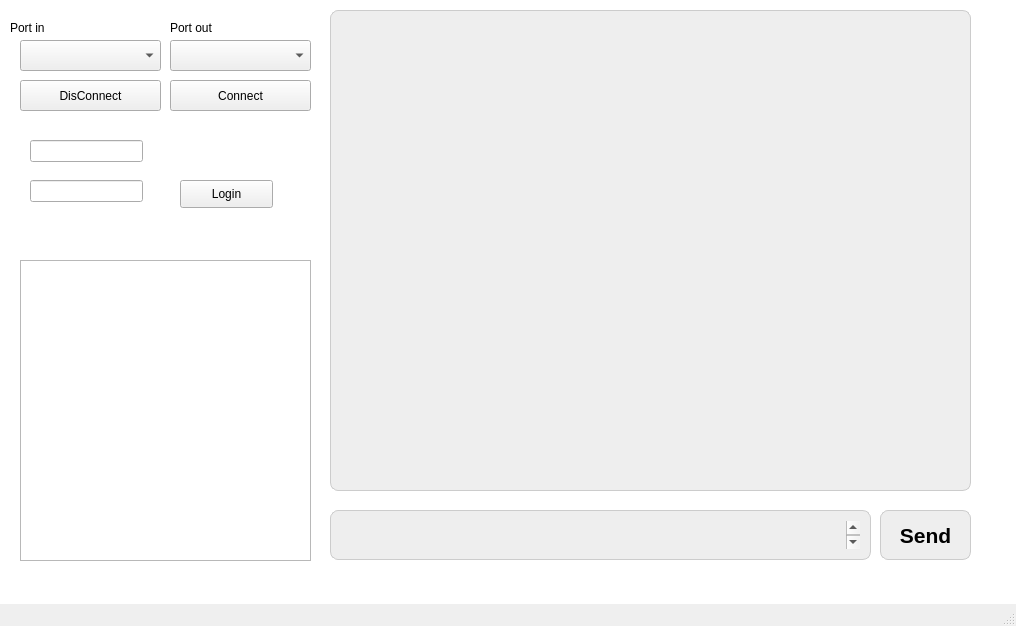
First picture: the form in app/sitcw.ui, repository OverLucker/SiTCW, before the edit.
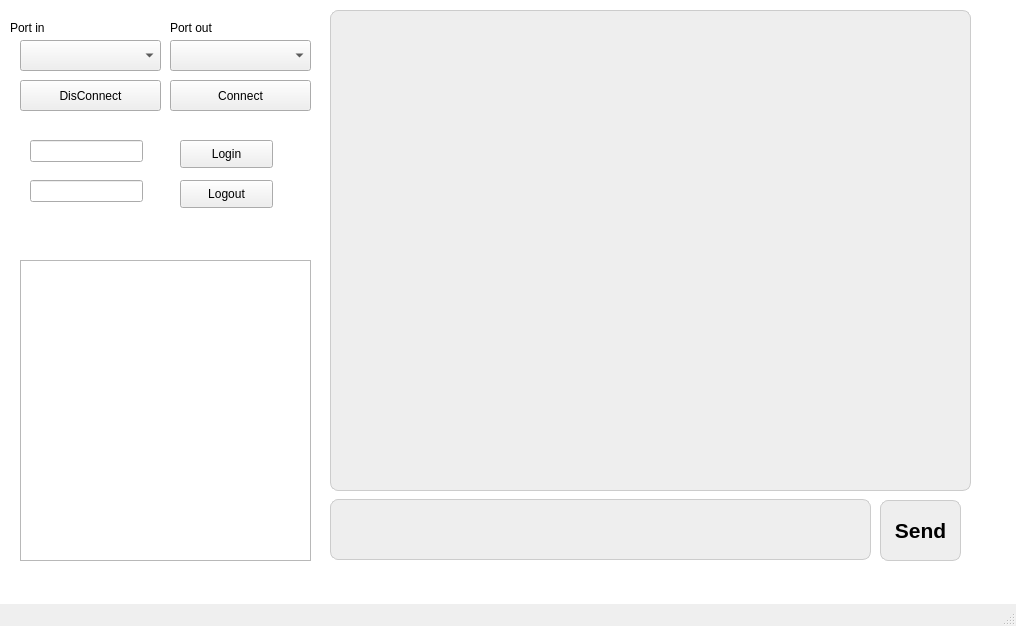
Second picture: the form after the edit.

Commit message: Небольшие изменения в интерфейсе

The edit to the form file:
```diff
--- a/app/sitcw.ui
+++ b/app/sitcw.ui
@@ -134,11 +134,17 @@
     <property name="geometry">
      <rect>
       <x>330</x>
-      <y>510</y>
+      <y>499</y>
       <width>541</width>
-      <height>50</height>
+      <height>61</height>
      </rect>
     </property>
+    <property name="sizePolicy">
+     <sizepolicy hsizetype="Expanding" vsizetype="Expanding">
+      <horstretch>0</horstretch>
+      <verstretch>2</verstretch>
+     </sizepolicy>
+    </property>
     <property name="font">
      <font>
       <pointsize>16</pointsize>
@@ -166,9 +172,9 @@
     <property name="geometry">
      <rect>
       <x>880</x>
-      <y>510</y>
-      <width>91</width>
-      <height>50</height>
+      <y>500</y>
+      <width>81</width>
+      <height>61</height>
      </rect>
     </property>
     <property name="sizePolicy">
@@ -308,7 +314,7 @@
     <property name="geometry">
      <rect>
       <x>180</x>
-      <y>180</y>
+      <y>140</y>
       <width>93</width>
       <height>28</height>
      </rect>
@@ -317,6 +323,19 @@
      <string>Login</string>
     </property>
    </widget>
+   <widget class="QPushButton" name="pbLogout">
+    <property name="geometry">
+     <rect>
+      <x>180</x>
+      <y>180</y>
+      <width>93</width>
+      <height>28</height>
+     </rect>
+    </property>
+    <property name="text">
+     <string>Logout</string>
+    </property>
+   </widget>
   </widget>
   <widget class="QMenuBar" name="menuBar">
    <property name="geometry">
```
Left out of the diff: 34 changed lines with no effect on the pictures. The commit also changes 2 other files.
